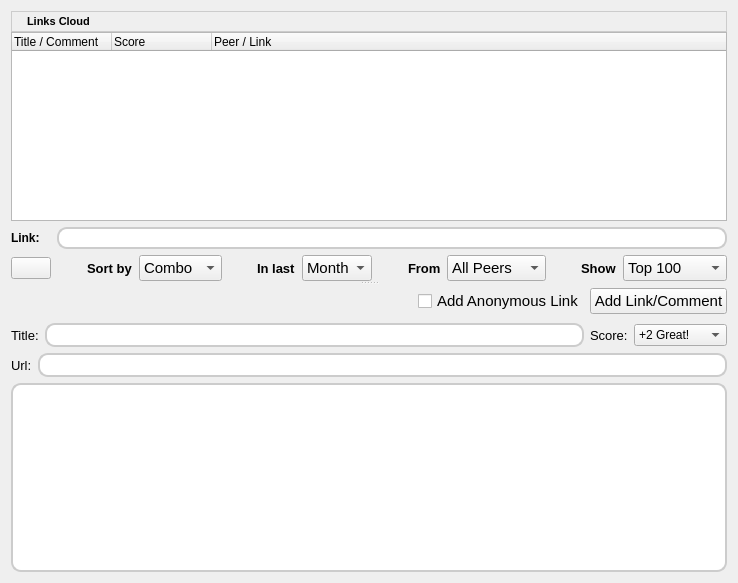
Above: retroshare-gui/src/gui/LinksDialog.ui from RetroShare/RetroShare before the change. Below: the same form after it.
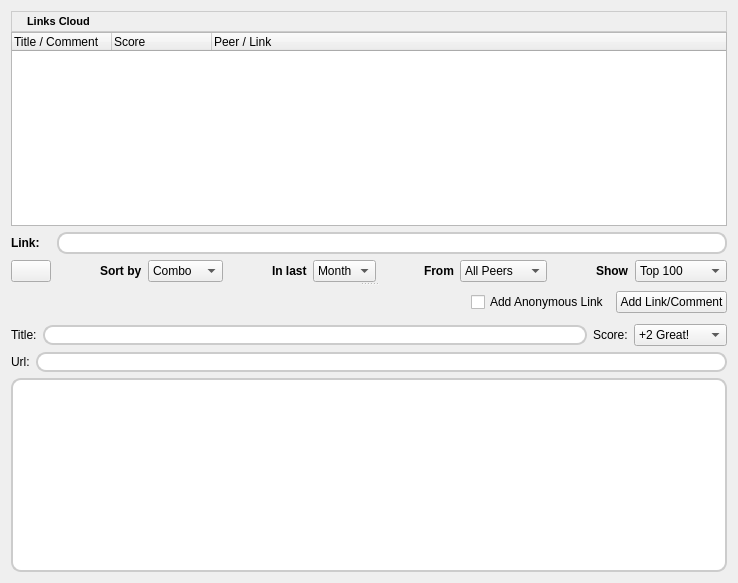
That is the form after the change. Icons and pictures are not drawn.

Commit message: Cleaned LinkDialog, MessengerWindow, ImHistoryBrowser, IntroPage, MainWindow, ShareManager, StartDialog and some other small dialogs and updated german translation. Now the big changes are finished.

What changed in the file:
```diff
--- a/retroshare-gui/src/gui/LinksDialog.ui
+++ b/retroshare-gui/src/gui/LinksDialog.ui
@@ -88,7 +88,6 @@
         <widget class="QLabel" name="label">
          <property name="font">
           <font>
-           <pointsize>10</pointsize>
            <weight>75</weight>
            <bold>true</bold>
           </font>
@@ -100,11 +99,6 @@
        </item>
        <item row="3" column="3">
         <widget class="QComboBox" name="rankComboBox">
-         <property name="font">
-          <font>
-           <pointsize>11</pointsize>
-          </font>
-         </property>
          <item>
           <property name="text">
            <string>Combo</string>
@@ -147,7 +141,6 @@
         <widget class="QLabel" name="label_2">
          <property name="font">
           <font>
-           <pointsize>10</pointsize>
            <weight>75</weight>
            <bold>true</bold>
           </font>
@@ -159,11 +152,6 @@
        </item>
        <item row="3" column="6">
         <widget class="QComboBox" name="periodComboBox">
-         <property name="font">
-          <font>
-           <pointsize>11</pointsize>
-          </font>
-         </property>
          <item>
           <property name="text">
            <string>Month</string>
@@ -210,7 +198,6 @@
         <widget class="QLabel" name="label_3">
          <property name="font">
           <font>
-           <pointsize>10</pointsize>
            <weight>75</weight>
            <bold>true</bold>
           </font>
@@ -222,11 +209,6 @@
        </item>
        <item row="3" column="9">
         <widget class="QComboBox" name="fromComboBox">
-         <property name="font">
-          <font>
-           <pointsize>11</pointsize>
-          </font>
-         </property>
          <item>
           <property name="text">
            <string>All Peers</string>
@@ -264,7 +246,6 @@
         <widget class="QLabel" name="label_5">
          <property name="font">
           <font>
-           <pointsize>10</pointsize>
            <weight>75</weight>
            <bold>true</bold>
           </font>
@@ -276,11 +257,6 @@
        </item>
        <item row="3" column="12">
         <widget class="QComboBox" name="topComboBox">
-         <property name="font">
-          <font>
-           <pointsize>11</pointsize>
-          </font>
-         </property>
          <item>
           <property name="text">
            <string>Top 100</string>
@@ -353,7 +329,7 @@
        </item>
       </layout>
      </widget>
-     <widget class="QWidget" name="layoutWidget">
+     <widget class="QWidget" name="layoutWidget_1">
       <layout class="QVBoxLayout">
        <item>
         <layout class="QHBoxLayout">
@@ -374,7 +350,6 @@
           <widget class="QCheckBox" name="anonBox">
            <property name="font">
             <font>
-             <pointsize>11</pointsize>
              <weight>50</weight>
              <bold>false</bold>
             </font>
@@ -386,11 +361,6 @@
          </item>
          <item>
           <widget class="QPushButton" name="addButton">
-           <property name="font">
-            <font>
-             <pointsize>11</pointsize>
-            </font>
-           </property>
            <property name="text">
             <string>Add Link/Comment</string>
            </property>
@@ -402,13 +372,6 @@
         <layout class="QHBoxLayout">
          <item>
           <widget class="QLabel" name="label_6">
-           <property name="font">
-            <font>
-             <pointsize>10</pointsize>
-             <weight>50</weight>
-             <bold>false</bold>
-            </font>
-           </property>
            <property name="text">
             <string>Title:</string>
            </property>
@@ -416,11 +379,6 @@
          </item>
          <item>
           <widget class="QLineEdit" name="titleLineEdit">
-           <property name="font">
-            <font>
-             <pointsize>11</pointsize>
-            </font>
-           </property>
            <property name="styleSheet">
             <string notr="true">QLineEdit{border: 2px solid #CCCCCC; 
 border-radius: 10px;
@@ -430,13 +388,6 @@
          </item>
          <item>
           <widget class="QLabel" name="label_8">
-           <property name="font">
-            <font>
-             <pointsize>10</pointsize>
-             <weight>50</weight>
-             <bold>false</bold>
-            </font>
-           </property>
            <property name="text">
             <string>Score:</string>
            </property>
@@ -497,13 +448,6 @@
         <layout class="QHBoxLayout">
          <item>
           <widget class="QLabel" name="label_7">
-           <property name="font">
-            <font>
-             <pointsize>10</pointsize>
-             <weight>50</weight>
-             <bold>false</bold>
-            </font>
-           </property>
            <property name="text">
             <string>Url:</string>
            </property>
@@ -511,11 +455,6 @@
          </item>
          <item>
           <widget class="QLineEdit" name="linkLineEdit">
-           <property name="font">
-            <font>
-             <pointsize>11</pointsize>
-            </font>
-           </property>
            <property name="styleSheet">
             <string notr="true">QLineEdit{border: 2px solid #CCCCCC; 
 border-radius: 10px;
@@ -539,11 +478,6 @@
            <height>16777215</height>
           </size>
          </property>
-         <property name="font">
-          <font>
-           <pointsize>12</pointsize>
-          </font>
-         </property>
          <property name="styleSheet">
           <string notr="true">QTextEdit{border: 2px solid #CCCCCC; 
 border-radius: 10px;
```
Left out of the diff: 4 changed lines with no effect on the pictures. The commit also changes 14 other files.
